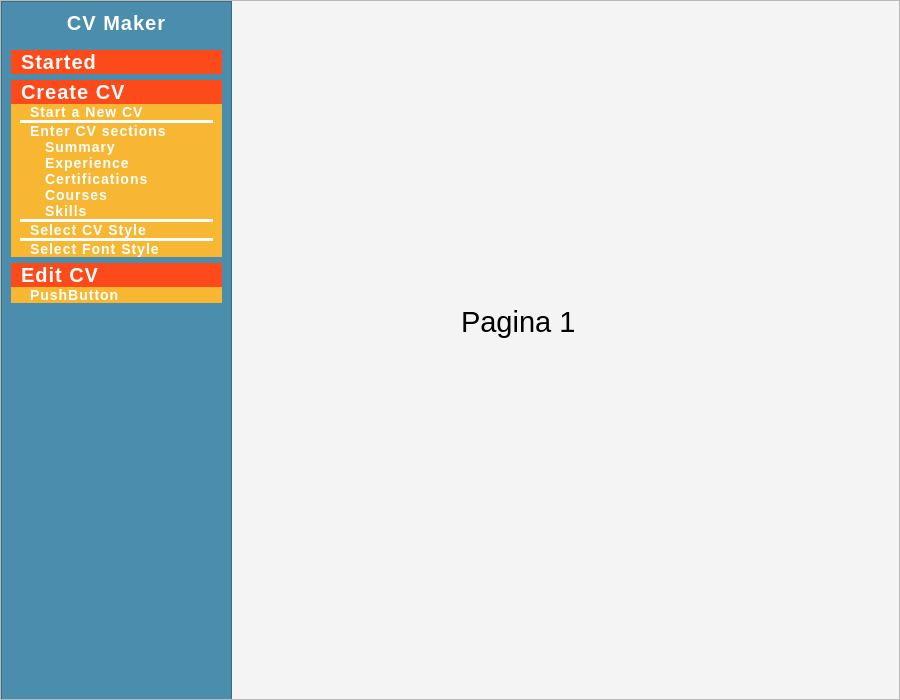
Above: ui_files/main_window.ui from Xukay101/cvmaker-in-pyside6 before the change. Below: the same form after it.
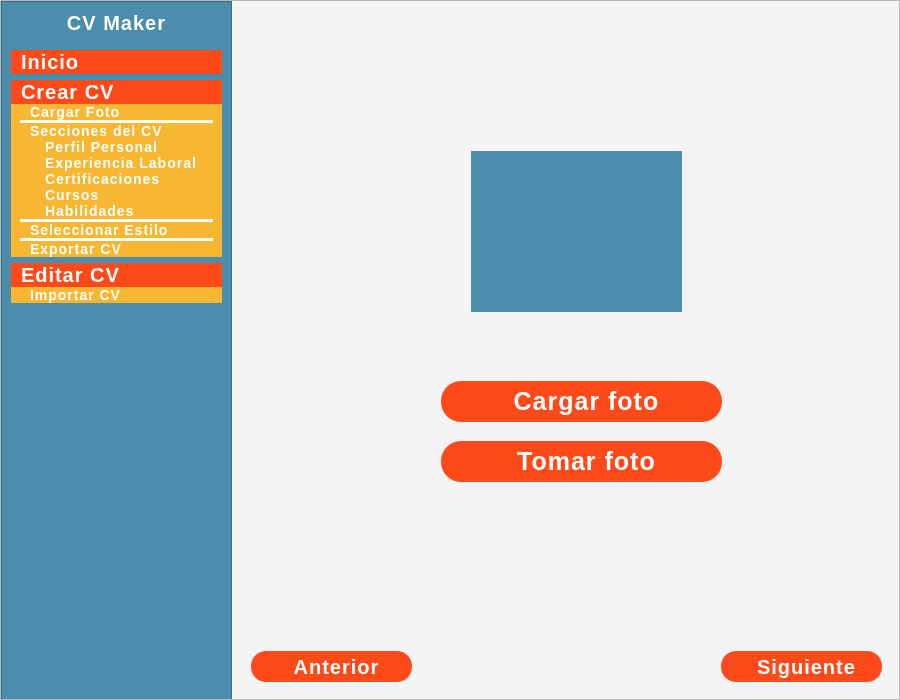
That is the form after the change.

Patch:
```diff
--- a/ui_files/main_window.ui
+++ b/ui_files/main_window.ui
@@ -95,26 +95,206 @@
           <number>0</number>
          </property>
          <widget class="QWidget" name="page_1">
-          <widget class="QLabel" name="label_2">
+          <widget class="QFrame" name="frame">
            <property name="geometry">
             <rect>
-             <x>230</x>
-             <y>280</y>
-             <width>191</width>
-             <height>81</height>
+             <x>100</x>
+             <y>340</y>
+             <width>481</width>
+             <height>231</height>
             </rect>
            </property>
-           <property name="font">
-            <font>
-             <pointsize>22</pointsize>
-            </font>
+           <property name="styleSheet">
+            <string notr="true">color: white;
+font-weight: 600;
+font-size: 25px;
+line-height: 65px;
+text-align: center;
+letter-spacing: 1px;
+border: 0px;
+border-radius: 20px;
+</string>
            </property>
+           <property name="frameShape">
+            <enum>QFrame::StyledPanel</enum>
+           </property>
+           <property name="frameShadow">
+            <enum>QFrame::Raised</enum>
+           </property>
+           <widget class="QPushButton" name="button_13">
+            <property name="geometry">
+             <rect>
+              <x>110</x>
+              <y>40</y>
+              <width>281</width>
+              <height>41</height>
+             </rect>
+            </property>
+            <property name="styleSheet">
+             <string notr="true">QPushButton{
+    background-color: #fc4a1a;
+    border-style: outset;
+    border-width: 0px;
+    border-color: beige;
+	text-align: left;
+	padding: 0px 0px 0px 10px;
+	text-align: center;
+}
+QPushButton::hover{
+	background-color: #f24414;
+}</string>
+            </property>
+            <property name="text">
+             <string>Cargar foto</string>
+            </property>
+           </widget>
+           <widget class="QPushButton" name="button_14">
+            <property name="geometry">
+             <rect>
+              <x>110</x>
+              <y>100</y>
+              <width>281</width>
+              <height>41</height>
+             </rect>
+            </property>
+            <property name="styleSheet">
+             <string notr="true">QPushButton{
+    background-color: #fc4a1a;
+    border-style: outset;
+    border-width: 0px;
+    border-color: beige;
+	text-align: left;
+	padding: 0px 0px 0px 10px;
+	text-align: center;
+}
+QPushButton::hover{
+	background-color: #f24414;
+}</string>
+            </property>
+            <property name="text">
+             <string>Tomar foto</string>
+            </property>
+           </widget>
+          </widget>
+          <widget class="QFrame" name="frame_8">
+           <property name="geometry">
+            <rect>
+             <x>100</x>
+             <y>90</y>
+             <width>481</width>
+             <height>251</height>
+            </rect>
+           </property>
            <property name="styleSheet">
-            <string notr="true">color: #000;</string>
+            <string notr="true">border:0px;
+</string>
            </property>
-           <property name="text">
-            <string>Pagina 1</string>
+           <property name="frameShape">
+            <enum>QFrame::StyledPanel</enum>
            </property>
+           <property name="frameShadow">
+            <enum>QFrame::Raised</enum>
+           </property>
+           <widget class="QFrame" name="frame_9">
+            <property name="geometry">
+             <rect>
+              <x>140</x>
+              <y>60</y>
+              <width>211</width>
+              <height>161</height>
+             </rect>
+            </property>
+            <property name="styleSheet">
+             <string notr="true">background-color: #4a8dac;</string>
+            </property>
+            <property name="frameShape">
+             <enum>QFrame::StyledPanel</enum>
+            </property>
+            <property name="frameShadow">
+             <enum>QFrame::Raised</enum>
+            </property>
+           </widget>
+          </widget>
+          <widget class="QFrame" name="frame_10">
+           <property name="geometry">
+            <rect>
+             <x>0</x>
+             <y>640</y>
+             <width>671</width>
+             <height>61</height>
+            </rect>
+           </property>
+           <property name="styleSheet">
+            <string notr="true">color: white;
+font-weight: 600;
+font-size: 20px;
+line-height: 65px;
+text-align: center;
+letter-spacing: 1px;
+border: 0px;
+border-radius: 15px;
+</string>
+           </property>
+           <property name="frameShape">
+            <enum>QFrame::StyledPanel</enum>
+           </property>
+           <property name="frameShadow">
+            <enum>QFrame::Raised</enum>
+           </property>
+           <widget class="QPushButton" name="button_16">
+            <property name="geometry">
+             <rect>
+              <x>490</x>
+              <y>10</y>
+              <width>161</width>
+              <height>31</height>
+             </rect>
+            </property>
+            <property name="styleSheet">
+             <string notr="true">QPushButton{
+    background-color: #fc4a1a;
+    border-style: outset;
+    border-width: 0px;
+    border-color: beige;
+	text-align: left;
+	padding: 0px 0px 0px 10px;
+	text-align: center;
+}
+QPushButton::hover{
+	background-color: #f24414;
+}</string>
+            </property>
+            <property name="text">
+             <string>Siguiente</string>
+            </property>
+           </widget>
+           <widget class="QPushButton" name="button_17">
+            <property name="geometry">
+             <rect>
+              <x>20</x>
+              <y>10</y>
+              <width>161</width>
+              <height>31</height>
+             </rect>
+            </property>
+            <property name="styleSheet">
+             <string notr="true">QPushButton{
+    background-color: #fc4a1a;
+    border-style: outset;
+    border-width: 0px;
+    border-color: beige;
+	text-align: left;
+	padding: 0px 0px 0px 10px;
+	text-align: center;
+}
+QPushButton::hover{
+	background-color: #f24414;
+}</string>
+            </property>
+            <property name="text">
+             <string>Anterior</string>
+            </property>
+           </widget>
           </widget>
          </widget>
          <widget class="QWidget" name="page_2">
@@ -300,7 +480,7 @@
 }</string>
                   </property>
                   <property name="text">
-                   <string>Started</string>
+                   <string>Inicio</string>
                   </property>
                  </widget>
                 </item>
@@ -355,7 +535,7 @@
 }</string>
                   </property>
                   <property name="text">
-                   <string>Create CV</string>
+                   <string>Crear CV</string>
                   </property>
                  </widget>
                 </item>
@@ -419,7 +599,7 @@
 }</string>
                      </property>
                      <property name="text">
-                      <string>Start a New CV</string>
+                      <string>Cargar Foto</string>
                      </property>
                      <property name="checkable">
                       <bool>false</bool>
@@ -459,7 +639,7 @@
 }</string>
                      </property>
                      <property name="text">
-                      <string>Enter CV sections</string>
+                      <string>Secciones del CV</string>
                      </property>
                     </widget>
                    </item>
@@ -520,7 +700,7 @@
 }</string>
                         </property>
                         <property name="text">
-                         <string>Summary</string>
+                         <string>Perfil Personal</string>
                         </property>
                        </widget>
                       </item>
@@ -541,7 +721,7 @@
 }</string>
                         </property>
                         <property name="text">
-                         <string>Experience</string>
+                         <string>Experiencia Laboral</string>
                         </property>
                        </widget>
                       </item>
@@ -562,7 +742,7 @@
 }</string>
                         </property>
                         <property name="text">
-                         <string>Certifications</string>
+                         <string>Certificaciones</string>
                         </property>
                        </widget>
                       </item>
@@ -583,7 +763,7 @@
 }</string>
                         </property>
                         <property name="text">
-                         <string>Courses</string>
+                         <string>Cursos</string>
                         </property>
                        </widget>
                       </item>
@@ -604,7 +784,7 @@
 }</string>
                         </property>
                         <property name="text">
-                         <string>Skills</string>
+                         <string>Habilidades</string>
                         </property>
                        </widget>
                       </item>
@@ -638,7 +818,7 @@
 }</string>
                      </property>
                      <property name="text">
-                      <string>Select CV Style</string>
+                      <string>Seleccionar Estilo</string>
                      </property>
                     </widget>
                    </item>
@@ -669,7 +849,7 @@
 }</string>
                      </property>
                      <property name="text">
-                      <string>Select Font Style</string>
+                      <string>Exportar CV</string>
                      </property>
                     </widget>
                    </item>
@@ -725,7 +905,7 @@
 }</string>
                   </property>
                   <property name="text">
-                   <string>Edit CV</string>
+                   <string>Editar CV</string>
                   </property>
                  </widget>
                 </item>
@@ -781,7 +961,7 @@
 }</string>
                      </property>
                      <property name="text">
-                      <string>PushButton</string>
+                      <string>Importar CV</string>
                      </property>
                     </widget>
                    </item>
```
Left out of the diff: 666 changed lines with no effect on the pictures.
